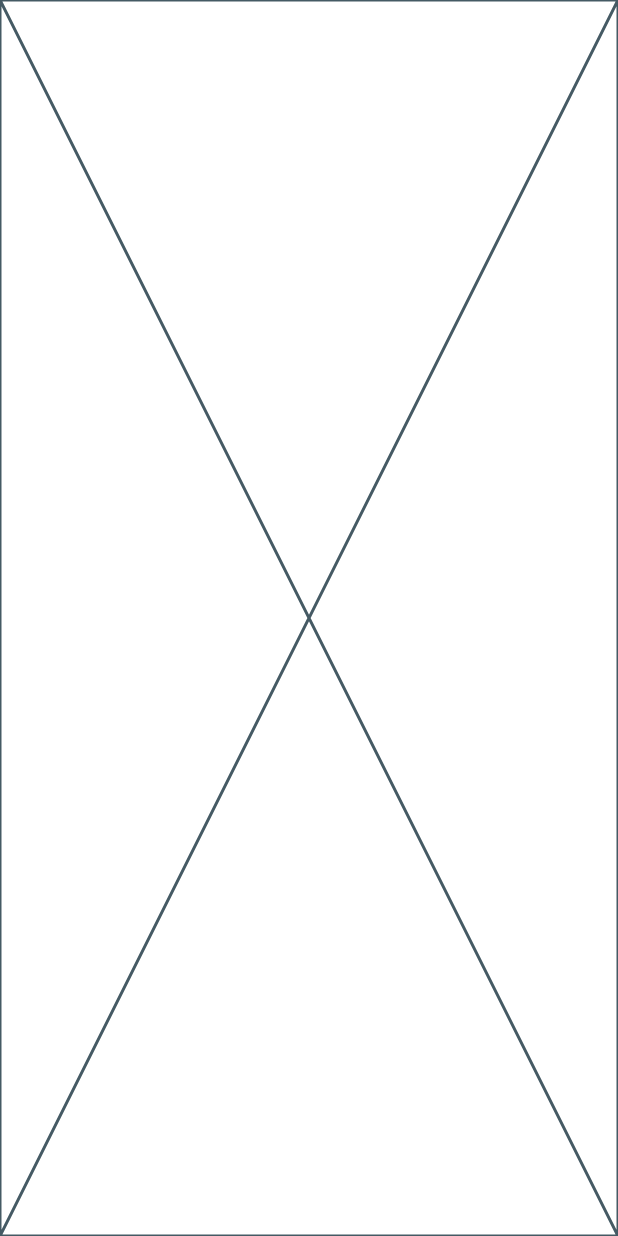
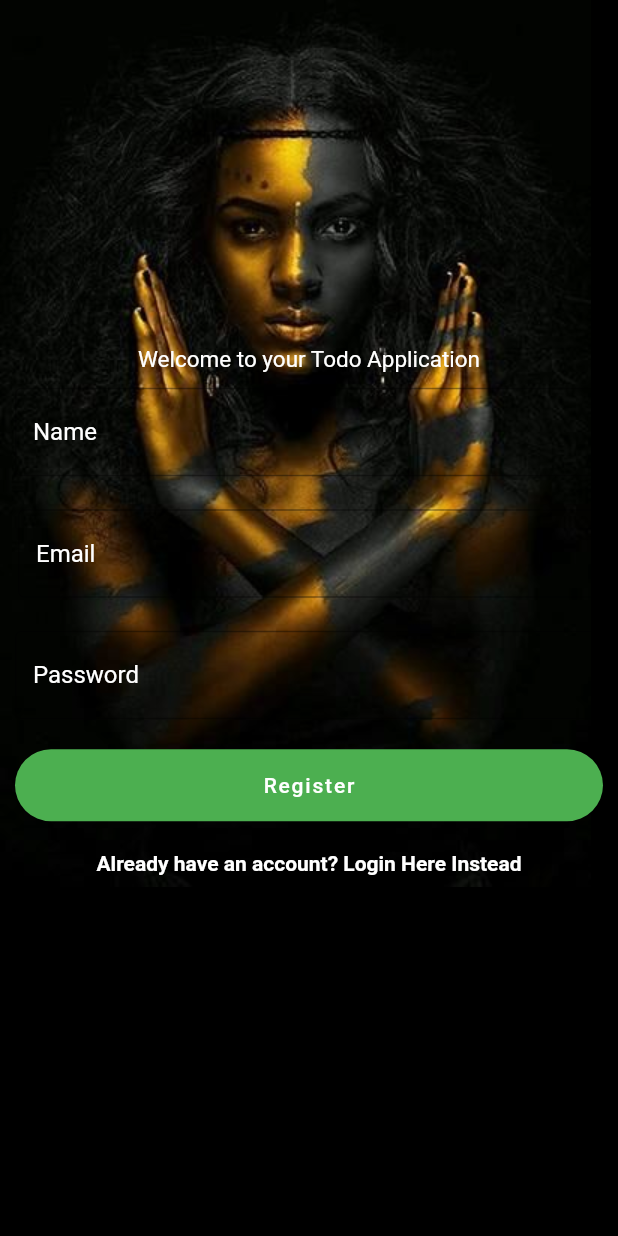
Before and after one commit to JAPHETHNYARANGA/Hokela-Notes-App-Flutter, a Flutter app: the screen it shows after launch, after a tap on "Don't have an account? Register Here", on a phone screen of 412 x 824 dp. Run offline on Flutter 3.47's test engine with Material 2 defaults, Android fonts, the phone set to English and light mode, and no system bars; our stand-ins replace fluttertoast.

Commit message:
Created flutter register screen and home screen tab layout

```diff
--- a/lib/screens/loginScreen.dart
+++ b/lib/screens/loginScreen.dart
@@ -2,6 +2,8 @@ import 'package:flutter/material.dart';
 import 'package:flutter/painting.dart';
 import 'package:fluttertoast/fluttertoast.dart';
 import 'package:hokela_app/screens/registerScreen.dart';
+
+import 'homeScreen.dart';
 
 class LoginScreen extends StatefulWidget {
   const LoginScreen({Key? key}) : super(key: key);
@@ -33,19 +35,7 @@ class _LoginScreenState extends State<LoginScreen> {
                       decoration: TextDecoration.none,
                     ),
                   ),
-                  const Padding(
-                    padding: EdgeInsets.all(10.0),
-                    child: TextField(
-                      decoration: InputDecoration(
-                        border: OutlineInputBorder(),
-                        hintText: 'Name',
-                        hintStyle: TextStyle(color: Colors.white),
-                        // fillColor: Colors.white,
-                        // filled: true
-                      ),
-                      style: TextStyle(color: Colors.white),
-                    ),
-                  ),
+
                   const Padding(
                     padding: EdgeInsets.all(12.0),
                     child: TextField(
@@ -74,14 +64,21 @@ class _LoginScreenState extends State<LoginScreen> {
                       style: TextStyle(color: Colors.white),
                     ),
                   ),
-                  const Padding(
+                   Padding(
                     padding: EdgeInsets.all(10.0),
                     child: SizedBox(
                       width: double.infinity,
                       child: FloatingActionButton.extended(
                         label: Text('Login'), // <-- Text
                         backgroundColor: Colors.green,
-                        onPressed: _onLoginPressed,
+                        onPressed: () =>{
+                        Navigator.push(
+                        context,
+                        MaterialPageRoute(
+                        builder: (context) =>
+                        const HomeScreen())
+                        )
+                        },
                       ),
                     ),
                   ),
@@ -114,14 +111,21 @@ class _LoginScreenState extends State<LoginScreen> {
   }
 }
 
-void _onLoginPressed() {
-  // do something when the button is pressed
-  Fluttertoast.showToast(
-      msg: "Login successful",
-      toastLength: Toast.LENGTH_SHORT,
-      gravity: ToastGravity.CENTER,
-      // timeInSecForIosWeb: 1,
-      backgroundColor: Colors.green,
-      textColor: Colors.white,
-      fontSize: 16.0);
-}
+// void _onLoginPressed() {
+//   // do something when the button is pressed
+//   Fluttertoast.showToast(
+//       msg: "Login successful",
+//       toastLength: Toast.LENGTH_SHORT,
+//       gravity: ToastGravity.CENTER,
+//       // timeInSecForIosWeb: 1,
+//       backgroundColor: Colors.green,
+//       textColor: Colors.white,
+//       fontSize: 16.0);
+//
+//   Navigator.push(
+//       context,
+//       MaterialPageRoute(
+//           builder: (context) =>
+//           const RegisterScreen())
+//   );
+// }
--- a/lib/screens/registerScreen.dart
+++ b/lib/screens/registerScreen.dart
@@ -1,5 +1,6 @@
 import 'package:flutter/material.dart';
-
+import 'package:fluttertoast/fluttertoast.dart';
+import 'package:hokela_app/screens/loginScreen.dart';
 
 
 class RegisterScreen extends StatelessWidget {
@@ -7,6 +8,113 @@ class RegisterScreen extends StatelessWidget {
 
   @override
   Widget build(BuildContext context) {
-    return const Placeholder();
+    return Scaffold(
+      body:Center(
+        child: Container(
+          height: MediaQuery.of(context).size.height,
+          width: MediaQuery.of(context).size.width,
+          color: Colors.black,
+          child: Stack(
+            children: [
+              Image.asset('assets/Images/woman.jpg'),
+              Center(
+                child: Column(
+                  mainAxisAlignment: MainAxisAlignment.center,
+                  children: [
+                    const Text(
+                      "Welcome to your Todo Application",
+                      style: TextStyle(
+                        color: Colors.white,
+                        fontSize: 15,
+                        decoration: TextDecoration.none,
+                      ),
+                    ),
+                    const Padding(
+                      padding: EdgeInsets.all(10.0),
+                      child: TextField(
+                        decoration: InputDecoration(
+                          border: OutlineInputBorder(),
+                          hintText: 'Name',
+                          hintStyle: TextStyle(color: Colors.white),
+                          // fillColor: Colors.white,
+                          // filled: true
+                        ),
+                        style: TextStyle(color: Colors.white),
+                      ),
+                    ),
+                    const Padding(
+                      padding: EdgeInsets.all(12.0),
+                      child: TextField(
+                        decoration: InputDecoration(
+                          border: OutlineInputBorder(
+                              borderSide: BorderSide(color: Colors.white)),
+                          hintText: 'Email',
+                          hintStyle: TextStyle(color: Colors.white),
+                          // fillColor: Colors.white,
+                          // filled: true
+                        ),
+                        style: TextStyle(color: Colors.white),
+                      ),
+                    ),
+                    const Padding(
+                      padding: EdgeInsets.all(10.0),
+                      child: TextField(
+                        decoration: InputDecoration(
+                          border: OutlineInputBorder(
+                              borderSide: BorderSide(color: Colors.white)),
+                          hintText: 'Password',
+                          hintStyle: TextStyle(color: Colors.white),
+                          // fillColor: Colors.white,
+                          // filled: true
+                        ),
+                        style: TextStyle(color: Colors.white),
+                      ),
+                    ),
+                    const Padding(
+                      padding: EdgeInsets.all(10.0),
+                      child: SizedBox(
+                        width: double.infinity,
+                        child: FloatingActionButton.extended(
+                          label: Text('Register'), // <-- Text
+                          backgroundColor: Colors.green,
+                          onPressed: _onRegisterPressed,
+                        ),
+                      ),
+                    ),
+                    Padding(
+                      padding: EdgeInsets.all(10.0),
+                      child: Center(
+                        child: GestureDetector(
+                          onTap: () {
+                            Navigator.pop(context);
+                          },
+                          child:  const Text(
+                            "Already have an account? Login Here Instead",
+                            style: TextStyle(
+                                color: Colors.white, fontWeight: FontWeight.bold),
+                          ),
+                        ),
+                      ),
+                    ),
+                  ],
+                ),
+              ),
+            ],
+          ),
+        ),
+      ) ,
+    );
   }
 }
+
+void _onRegisterPressed() {
+  // do something when the button is pressed
+  Fluttertoast.showToast(
+      msg: "Register successful",
+      toastLength: Toast.LENGTH_SHORT,
+      gravity: ToastGravity.CENTER,
+      // timeInSecForIosWeb: 1,
+      backgroundColor: Colors.green,
+      textColor: Colors.white,
+      fontSize: 16.0);
+}
```
Also changed, not shown: lib/screens/CompletedScreen.dart (added, +16 -0 lines), lib/screens/OnGoingScreen.dart (added, +16 -0 lines), lib/screens/StartedScreen.dart (added, +16 -0 lines), lib/screens/homeScreen.dart (added, +41 -0 lines).
